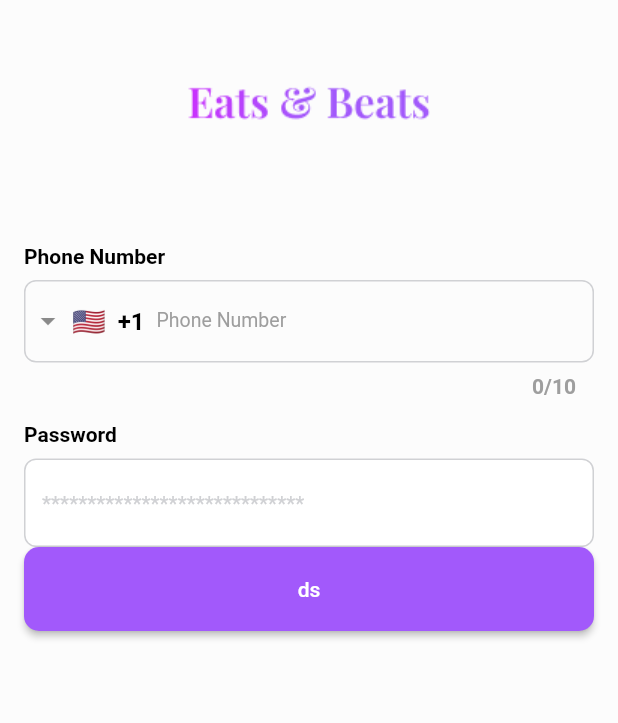
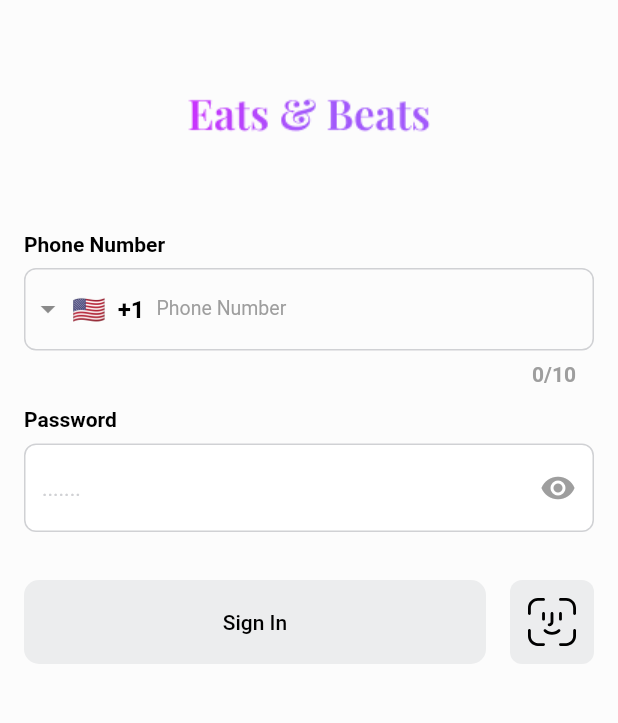
Before and after one commit to Karim-ali14/Flutter-base, a Flutter app: the LoginScreen screen opened by its route, on a phone screen of 412 x 824 dp, the part 62-785 px from its top. Run offline on Flutter 3.47's test engine with Material 3 defaults, Android fonts, the phone set to English and light mode, and no system bars; drawn by our look-alikes of intl_phone_field; our stand-ins replace animated_theme_switcher, cached_network_image, easy_localization, flutter_riverpod, flutter_svg, go_router and 3 more; missing offline and left inert: pretty_http_logger, shake_animation_widget; accounts and stored records are empty; Roboto replaces fonts that are missing (Proxima); project files that could hold a hidden picture were left out.

Commit message:
refactor: update login button state handling to enable/disable based on input field validity feat: add Face ID button to login screen for biometric authentication

```diff
--- a/lib/core/constants/assets.dart
+++ b/lib/core/constants/assets.dart
@@ -8,3 +8,4 @@
 const backIconPath = "assets/images/back_icon.svg";
 const headerAuthIconPath = "assets/images/header_auth_icon.png";
 const changePasswordSuccess = "assets/images/change_password_success.png";
+const faceId = "assets/images/face_id.svg";
--- a/lib/core/widgets/svg_icons.dart
+++ b/lib/core/widgets/svg_icons.dart
@@ -21,11 +21,12 @@
     );
   }
 
-  static Widget localSVG(String assetPath, {double width = 50, double height = 50}) {
+  static Widget localSVG(String assetPath, {double width = 50, double height = 50 , Color? color}) {
     return SvgPicture.asset(
       assetPath,
       width: width,
       height: height,
+      color: color,
     );
   }
 
--- a/lib/features/auth/presentation/providers/otp_provider.dart
+++ b/lib/features/auth/presentation/providers/otp_provider.dart
@@ -1,7 +1,7 @@
 import 'package:flutter_riverpod/flutter_riverpod.dart';
 
-class OTPNotifier extends StateNotifier<bool>{
-  OTPNotifier() : super(false);
+class ValidationStateNotifier extends StateNotifier<bool>{
+  ValidationStateNotifier() : super(false);
 
   void updateStatue(bool newState) async {
     state = newState;
@@ -9,6 +9,10 @@
 
 }
 
-final otpProvider = StateNotifierProvider<OTPNotifier, bool>((ref) {
-  return OTPNotifier();
+final otpProvider = StateNotifierProvider<ValidationStateNotifier, bool>((ref) {
+  return ValidationStateNotifier();
 });
+
+final loginProvider = StateNotifierProvider<ValidationStateNotifier, bool>((ref) {
+  return ValidationStateNotifier();
+});
--- a/lib/features/auth/presentation/screens/login_screen.dart
+++ b/lib/features/auth/presentation/screens/login_screen.dart
@@ -1,6 +1,9 @@
+import 'package:flutter_base/core/widgets/svg_icons.dart';
 import 'package:flutter_base/features/auth/presentation/widgets/phone_number_field.dart';
+import '../../../../core/constants/assets.dart';
 import '../../../../core/widgets/app_button.dart';
 import '../../../../core/widgets/custom_app_bar.dart';
+import '../providers/otp_provider.dart';
 import '../widgets/auth_header_widget.dart';
 import 'package:easy_localization/easy_localization.dart';
 import 'package:flutter/material.dart';
@@ -10,16 +13,27 @@
 import '../../../../core/localization/Keys.dart';
 import '../widgets/labeled_text_field.dart';
 
-//pupipii
 class LoginScreen extends ConsumerStatefulWidget {
   @override
   _LoginScreenState createState() => _LoginScreenState();
 }
 
 class _LoginScreenState extends ConsumerState<LoginScreen> {
-  final TextEditingController _firstNameController = TextEditingController();
+  final TextEditingController _phoneController = TextEditingController();
+  final TextEditingController _passwordController = TextEditingController();
+  bool isPasswordVisible = true;
+
+  @override
+  void initState() {
+    for (var controller in [_phoneController, _passwordController]) {
+      controller.addListener(_updateLoginState);
+    }
+    super.initState();
+  }
+
   @override
   Widget build(BuildContext context) {
+    final validationLoginState = ref.watch(loginProvider);
     return Scaffold(
       appBar: CustomAppBar(
         navigated: true,
@@ -41,28 +55,75 @@
         child: Column(
           children: [
             AuthHeaderWidget(
-              marginTop: 36,
+              marginTop: 44,
               marginBottom: 64,
             ),
-            SizedBox(height: 16),
-            PhoneNumberField(),
-            SizedBox(height: 16),
+            PhoneNumberField(
+              controller: _phoneController,
+            ),
+            SizedBox(height: 14),
             LabeledTextField(
-              controller: _firstNameController,
-              hint: "*****************************",
+              isvisible: isPasswordVisible,
+              suffixIcon: IconButton(
+                icon: Icon(
+                  isPasswordVisible ? Icons.visibility : Icons.visibility_off,
+                  color: AppTheme.gray,
+                ),
+                onPressed: () {
+                  setState(() {
+                    isPasswordVisible = !isPasswordVisible;
+                  });
+                },
+              ),
+              controller: _passwordController,
+              hint: /* context.tr(OldPasswordKey) */ ".......",
               label: Text(
                 "Password",
                 style: AppTheme.style14BoldBlack,
               ),
             ),
-            AppButton(
-                width: double.infinity,
-                height: defaultButtonHeight,
-                text: "ds",
-                onPress: () {})
+            SizedBox(
+              height: 32,
+            ),
+            Row(
+              children: [
+                Expanded(
+                  child: AppButton(
+                      enabled: validationLoginState,
+                      height: defaultButtonHeight,
+                      text: "Sign In",
+                      onPress: () {}),
+                ),
+                SizedBox(
+                  width: defaultPaddingHorizontal,
+                ),
+                Container(
+                  decoration: BoxDecoration(
+                      color: validationLoginState
+                          ? AppTheme.mainAppColor
+                          : AppTheme.appGrey2,
+                      borderRadius: BorderRadius.circular(8)),
+                  width: 56,
+                  height: 56,
+                  child: Center(
+                      child: SVGIcons.localSVG(faceId,
+                          width: 32,
+                          height: 32,
+                          color: validationLoginState
+                              ? Colors.white
+                              : Colors.black)),
+                )
+              ],
+            )
           ],
         ),
       ),
     );
   }
+
+  void _updateLoginState() {
+    bool allFull = [_phoneController, _passwordController]
+        .every((controller) => controller.text.length > 1);
+    ref.read(loginProvider.notifier).updateStatue(allFull);
+  }
 }
--- a/lib/features/auth/presentation/widgets/phone_number_field.dart
+++ b/lib/features/auth/presentation/widgets/phone_number_field.dart
@@ -3,7 +3,8 @@
 import 'package:intl_phone_field/intl_phone_field.dart';
 
 class PhoneNumberField extends StatelessWidget {
-  const PhoneNumberField({super.key});
+  final TextEditingController? controller;
+  const PhoneNumberField({super.key, this.controller});
 
   @override
   Widget build(BuildContext context) {
@@ -18,6 +19,10 @@
         IntlPhoneField(
           decoration: InputDecoration(
             labelText: "Phone Number",
+            border: OutlineInputBorder(
+              borderSide: BorderSide(color: AppTheme.gray),
+              borderRadius: BorderRadius.circular(8),
+            ),
             errorBorder: OutlineInputBorder(
               borderSide: BorderSide(color: AppTheme.gray),
               borderRadius: BorderRadius.circular(8),
@@ -36,6 +41,7 @@
             print("Country Code: ${phone.countryCode}");
             print("Phone Number: ${phone.number}");
           },
+          controller: controller,
         ),
       ],
     );
--- a/lib/main.dart
+++ b/lib/main.dart
@@ -135,7 +135,7 @@
       GoRoute(
         path: splashScreenRoute,
         builder: (BuildContext context, GoRouterState state) =>
-            ChangePassword(),
+            LoginScreen(),
       ),
       GoRoute(
         path: loginScreenRoute,
```
Also changed, not shown: assets/images/face_id.svg (added).
